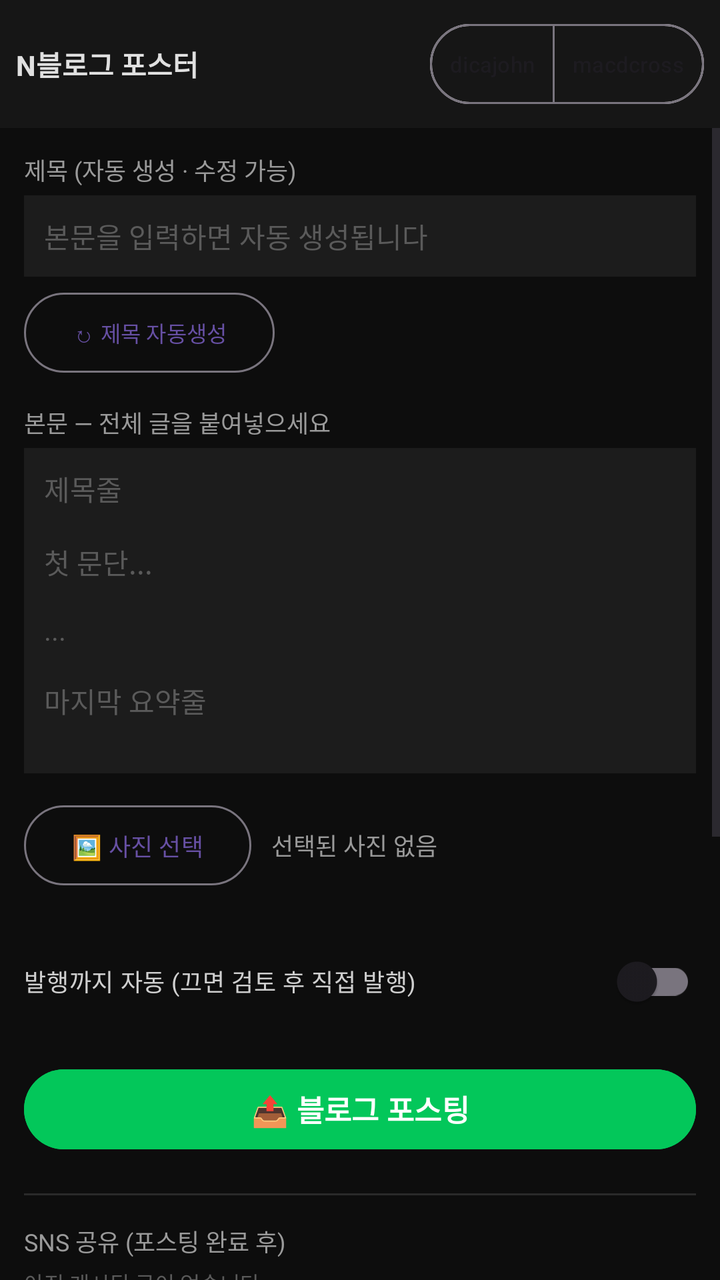
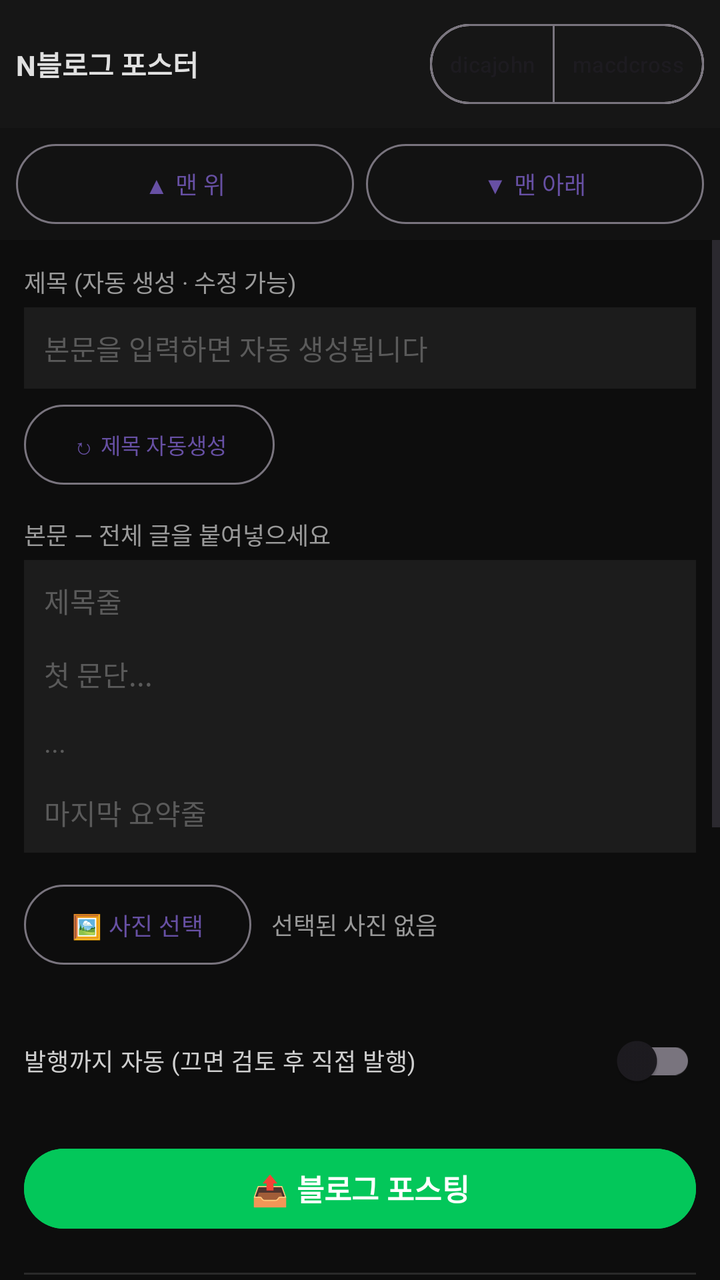

The first picture is an Android layout as it rendered before a commit; the second is the same layout after the commit. The layout source and the unified diff follow.
<!-- AndroidManifest.xml: application theme Theme.Nclaude -->
<!-- res/layout/activity_main.xml -->
<?xml version="1.0" encoding="utf-8"?>
<LinearLayout xmlns:android="http://schemas.android.com/apk/res/android"
    xmlns:app="http://schemas.android.com/apk/res-auto"
    android:layout_width="match_parent"
    android:layout_height="match_parent"
    android:orientation="vertical"
    android:background="#0d0d0d">

    
    <LinearLayout
        android:layout_width="match_parent"
        android:layout_height="wrap_content"
        android:orientation="horizontal"
        android:gravity="center_vertical"
        android:padding="8dp"
        android:background="#161616">

        <TextView
            android:layout_width="0dp"
            android:layout_height="wrap_content"
            android:layout_weight="1"
            android:text="N블로그 포스터"
            android:textColor="#e0e0e0"
            android:textSize="14sp"
            android:textStyle="bold" />

        <com.google.android.material.button.MaterialButtonToggleGroup
            android:id="@+id/accountGroup"
            android:layout_width="wrap_content"
            android:layout_height="wrap_content"
            app:singleSelection="true"
            app:selectionRequired="true">

            <com.google.android.material.button.MaterialButton
                android:id="@+id/btnAcc1"
                style="?attr/materialButtonOutlinedStyle"
                android:layout_width="wrap_content"
                android:layout_height="wrap_content"
                android:text="dicajohn"
                android:textSize="11sp"
                android:minWidth="0dp"
                android:paddingStart="10dp"
                android:paddingEnd="10dp" />

            <com.google.android.material.button.MaterialButton
                android:id="@+id/btnAcc2"
                style="?attr/materialButtonOutlinedStyle"
                android:layout_width="wrap_content"
                android:layout_height="wrap_content"
                android:text="macdcross"
                android:textSize="11sp"
                android:minWidth="0dp"
                android:paddingStart="10dp"
                android:paddingEnd="10dp" />
        </com.google.android.material.button.MaterialButtonToggleGroup>
    </LinearLayout>

    <ProgressBar
        android:id="@+id/progress"
        style="?android:attr/progressBarStyleHorizontal"
        android:layout_width="match_parent"
        android:layout_height="wrap_content"
        android:indeterminate="true"
        android:visibility="gone" />

    <TextView
        android:id="@+id/status"
        android:layout_width="match_parent"
        android:layout_height="wrap_content"
        android:padding="6dp"
        android:textColor="#7c6ff7"
        android:textSize="12sp"
        android:visibility="gone" />

    
    <TextView
        android:id="@+id/debugLog"
        android:layout_width="match_parent"
        android:layout_height="wrap_content"
        android:padding="6dp"
        android:background="#0a0a0a"
        android:fontFamily="monospace"
        android:textColor="#5fae5f"
        android:textSize="9sp"
        android:maxLines="7"
        android:scrollbars="vertical"
        android:visibility="gone" />

    
    <FrameLayout
        android:layout_width="match_parent"
        android:layout_height="0dp"
        android:layout_weight="1">

        <ScrollView
            android:id="@+id/form"
            android:layout_width="match_parent"
            android:layout_height="match_parent"
            android:fillViewport="true">

            <LinearLayout
                android:layout_width="match_parent"
                android:layout_height="wrap_content"
                android:orientation="vertical"
                android:padding="12dp">

                <TextView
                    android:layout_width="wrap_content"
                    android:layout_height="wrap_content"
                    android:text="제목 (자동 생성 · 수정 가능)"
                    android:textColor="#9a9a9a"
                    android:textSize="12sp" />

                <EditText
                    android:id="@+id/titleInput"
                    android:layout_width="match_parent"
                    android:layout_height="wrap_content"
                    android:hint="본문을 입력하면 자동 생성됩니다"
                    android:textColor="#f0f0f0"
                    android:textColorHint="#5a5a5a"
                    android:textSize="14sp"
                    android:background="#1c1c1c"
                    android:padding="10dp"
                    android:layout_marginTop="4dp"
                    android:inputType="textMultiLine"
                    android:maxLines="3" />

                <Button
                    android:id="@+id/btnGenTitle"
                    style="?attr/materialButtonOutlinedStyle"
                    android:layout_width="wrap_content"
                    android:layout_height="wrap_content"
                    android:layout_marginTop="4dp"
                    android:text="↻ 제목 자동생성"
                    android:textSize="11sp" />

                <TextView
                    android:layout_width="wrap_content"
                    android:layout_height="wrap_content"
                    android:layout_marginTop="12dp"
                    android:text="본문 — 전체 글을 붙여넣으세요"
                    android:textColor="#9a9a9a"
                    android:textSize="12sp" />

                <EditText
                    android:id="@+id/contentInput"
                    android:layout_width="match_parent"
                    android:layout_height="wrap_content"
                    android:hint="제목줄\n\n첫 문단...\n\n...\n\n마지막 요약줄"
                    android:textColor="#f0f0f0"
                    android:textColorHint="#5a5a5a"
                    android:textSize="14sp"
                    android:background="#1c1c1c"
                    android:padding="10dp"
                    android:layout_marginTop="4dp"
                    android:gravity="top"
                    android:minLines="8"
                    android:inputType="textMultiLine|textCapSentences" />

                
                <LinearLayout
                    android:layout_width="match_parent"
                    android:layout_height="wrap_content"
                    android:orientation="horizontal"
                    android:gravity="center_vertical"
                    android:layout_marginTop="12dp">

                    <Button
                        android:id="@+id/btnPickPhotos"
                        style="?attr/materialButtonOutlinedStyle"
                        android:layout_width="wrap_content"
                        android:layout_height="wrap_content"
                        android:text="🖼 사진 선택"
                        android:textSize="12sp" />

                    <TextView
                        android:id="@+id/photoCount"
                        android:layout_width="0dp"
                        android:layout_height="wrap_content"
                        android:layout_weight="1"
                        android:layout_marginStart="10dp"
                        android:text="선택된 사진 없음"
                        android:textColor="#9a9a9a"
                        android:textSize="12sp" />

                    <Button
                        android:id="@+id/btnClearPhotos"
                        style="?attr/materialButtonOutlinedStyle"
                        android:layout_width="wrap_content"
                        android:layout_height="wrap_content"
                        android:text="비우기"
                        android:textSize="11sp"
                        android:visibility="gone" />
                </LinearLayout>

                <HorizontalScrollView
                    android:layout_width="match_parent"
                    android:layout_height="wrap_content"
                    android:layout_marginTop="6dp"
                    android:scrollbars="none">

                    <LinearLayout
                        android:id="@+id/photoStrip"
                        android:layout_width="wrap_content"
                        android:layout_height="wrap_content"
                        android:orientation="horizontal" />
                </HorizontalScrollView>

                
                <androidx.appcompat.widget.SwitchCompat
                    android:id="@+id/autoPublishSwitch"
                    android:layout_width="match_parent"
                    android:layout_height="wrap_content"
                    android:layout_marginTop="14dp"
                    android:text="발행까지 자동 (끄면 검토 후 직접 발행)"
                    android:textColor="#cfcfcf"
                    android:textSize="12sp"
                    android:checked="false" />

                
                <Button
                    android:id="@+id/btnPost"
                    android:layout_width="match_parent"
                    android:layout_height="wrap_content"
                    android:layout_marginTop="16dp"
                    android:text="📤 블로그 포스팅"
                    android:textSize="15sp"
                    android:textStyle="bold"
                    android:backgroundTint="#03c75a"
                    android:textColor="#ffffff" />

                <View
                    android:layout_width="match_parent"
                    android:layout_height="1dp"
                    android:layout_marginTop="18dp"
                    android:background="#2a2a2a" />

                <TextView
                    android:layout_width="wrap_content"
                    android:layout_height="wrap_content"
                    android:layout_marginTop="14dp"
                    android:text="SNS 공유 (포스팅 완료 후)"
                    android:textColor="#9a9a9a"
                    android:textSize="12sp" />

                <TextView
                    android:id="@+id/postedUrl"
                    android:layout_width="match_parent"
                    android:layout_height="wrap_content"
                    android:layout_marginTop="4dp"
                    android:text="아직 게시된 글이 없습니다"
                    android:textColor="#5a5a5a"
                    android:textSize="11sp"
                    android:autoLink="web" />

                
                <TextView
                    android:layout_width="wrap_content"
                    android:layout_height="wrap_content"
                    android:layout_marginTop="10dp"
                    android:text="공유 문구 (자동 생성 · 붙여넣기/수정 가능)"
                    android:textColor="#9a9a9a"
                    android:textSize="12sp" />

                <EditText
                    android:id="@+id/snsInput"
                    android:layout_width="match_parent"
                    android:layout_height="wrap_content"
                    android:hint="포스팅 완료 후 자동 생성됩니다.\n네이버 '공유하기 복사' 글을 직접 붙여넣어도 됩니다."
                    android:textColor="#f0f0f0"
                    android:textColorHint="#5a5a5a"
                    android:textSize="13sp"
                    android:background="#1c1c1c"
                    android:padding="10dp"
                    android:layout_marginTop="4dp"
                    android:gravity="top"
                    android:minLines="5"
                    android:inputType="textMultiLine" />

                <Button
                    android:id="@+id/btnGenHook"
                    style="?attr/materialButtonOutlinedStyle"
                    android:layout_width="wrap_content"
                    android:layout_height="wrap_content"
                    android:layout_marginTop="4dp"
                    android:text="↻ 후킹 문구 생성/변환"
                    android:textSize="11sp" />

                <LinearLayout
                    android:layout_width="match_parent"
                    android:layout_height="wrap_content"
                    android:orientation="horizontal"
                    android:layout_marginTop="8dp">

                    <Button android:id="@+id/btnFb" style="?attr/materialButtonOutlinedStyle"
                        android:layout_width="0dp" android:layout_height="wrap_content"
                        android:layout_weight="1" android:minWidth="0dp"
                        android:text="페북" android:textSize="11sp"
                        android:paddingStart="2dp" android:paddingEnd="2dp" />

                    <Button android:id="@+id/btnLi" style="?attr/materialButtonOutlinedStyle"
                        android:layout_width="0dp" android:layout_height="wrap_content"
                        android:layout_weight="1" android:minWidth="0dp"
                        android:text="링크드인" android:textSize="11sp"
                        android:paddingStart="2dp" android:paddingEnd="2dp" />

                    <Button android:id="@+id/btnIg" style="?attr/materialButtonOutlinedStyle"
                        android:layout_width="0dp" android:layout_height="wrap_content"
                        android:layout_weight="1" android:minWidth="0dp"
                        android:text="인스타" android:textSize="11sp"
                        android:paddingStart="2dp" android:paddingEnd="2dp" />

                    <Button android:id="@+id/btnTh" style="?attr/materialButtonOutlinedStyle"
                        android:layout_width="0dp" android:layout_height="wrap_content"
                        android:layout_weight="1" android:minWidth="0dp"
                        android:text="스레드" android:textSize="11sp"
                        android:paddingStart="2dp" android:paddingEnd="2dp" />

                    <Button android:id="@+id/btnX" style="?attr/materialButtonOutlinedStyle"
                        android:layout_width="0dp" android:layout_height="wrap_content"
                        android:layout_weight="1" android:minWidth="0dp"
                        android:text="X" android:textSize="11sp"
                        android:paddingStart="2dp" android:paddingEnd="2dp" />
                </LinearLayout>

                <Button
                    android:id="@+id/btnPostAll"
                    android:layout_width="match_parent"
                    android:layout_height="wrap_content"
                    android:layout_marginTop="8dp"
                    android:text="🚀 전체 SNS 일괄 포스팅"
                    android:textSize="14sp"
                    android:textStyle="bold"
                    android:backgroundTint="#7c6ff7"
                    android:textColor="#ffffff" />

                <View
                    android:layout_width="match_parent"
                    android:layout_height="40dp" />
            </LinearLayout>
        </ScrollView>

        
        <WebView
            android:id="@+id/web"
            android:layout_width="match_parent"
            android:layout_height="match_parent"
            android:visibility="gone" />
    </FrameLayout>
</LinearLayout>
<!-- resources referenced by this layout -->
<resources>
  <style name="Theme.Nclaude" parent="Theme.Material3.DayNight.NoActionBar">
          <item name="android:windowBackground">#0d0d0d</item>
          <item name="android:statusBarColor">#0d0d0d</item>
      </style>
</resources>

<!-- the commit's change to res/layout/activity_main.xml (unified diff, before → after) -->
@@ -87,6 +87,66 @@
         android:visibility="gone" />
 
     
+    <LinearLayout
+        android:id="@+id/navBar"
+        android:layout_width="match_parent"
+        android:layout_height="wrap_content"
+        android:orientation="horizontal"
+        android:background="#121212"
+        android:paddingStart="8dp"
+        android:paddingEnd="8dp"
+        android:paddingTop="4dp"
+        android:paddingBottom="4dp">
+
+        <Button android:id="@+id/btnScrollTop"
+            style="?attr/materialButtonOutlinedStyle"
+            android:layout_width="0dp" android:layout_height="wrap_content"
+            android:layout_weight="1" android:minWidth="0dp"
+            android:text="▲ 맨 위" android:textSize="12sp" />
+
+        <Button android:id="@+id/btnScrollBottom"
+            style="?attr/materialButtonOutlinedStyle"
+            android:layout_width="0dp" android:layout_height="wrap_content"
+            android:layout_weight="1" android:layout_marginStart="6dp" android:minWidth="0dp"
+            android:text="▼ 맨 아래" android:textSize="12sp" />
+    </LinearLayout>
+
+    
+    <LinearLayout
+        android:id="@+id/manualBar"
+        android:layout_width="match_parent"
+        android:layout_height="wrap_content"
+        android:orientation="horizontal"
+        android:background="#1a1320"
+        android:paddingStart="6dp"
+        android:paddingEnd="6dp"
+        android:paddingTop="4dp"
+        android:paddingBottom="4dp"
+        android:visibility="gone">
+
+        <Button android:id="@+id/btnFillTitle"
+            style="?attr/materialButtonOutlinedStyle"
+            android:layout_width="0dp" android:layout_height="wrap_content"
+            android:layout_weight="1" android:minWidth="0dp"
+            android:text="제목 입력" android:textSize="12sp"
+            android:paddingStart="2dp" android:paddingEnd="2dp" />
+
+        <Button android:id="@+id/btnFillBody"
+            style="?attr/materialButtonOutlinedStyle"
+            android:layout_width="0dp" android:layout_height="wrap_content"
+            android:layout_weight="1" android:layout_marginStart="4dp" android:minWidth="0dp"
+            android:text="내용 입력" android:textSize="12sp"
+            android:paddingStart="2dp" android:paddingEnd="2dp" />
+
+        <Button android:id="@+id/btnFillPhoto"
+            style="?attr/materialButtonOutlinedStyle"
+            android:layout_width="0dp" android:layout_height="wrap_content"
+            android:layout_weight="1" android:layout_marginStart="4dp" android:minWidth="0dp"
+            android:text="사진 입력" android:textSize="12sp"
+            android:paddingStart="2dp" android:paddingEnd="2dp" />
+    </LinearLayout>
+
+    
     <FrameLayout
         android:layout_width="match_parent"
         android:layout_height="0dp"
@@ -154,7 +214,10 @@
                     android:padding="10dp"
                     android:layout_marginTop="4dp"
                     android:gravity="top"
-                    android:minLines="8"
+                    android:minLines="5"
+                    android:maxLines="5"
+                    android:scrollbars="vertical"
+                    android:overScrollMode="always"
                     android:inputType="textMultiLine|textCapSentences" />
 
                 
